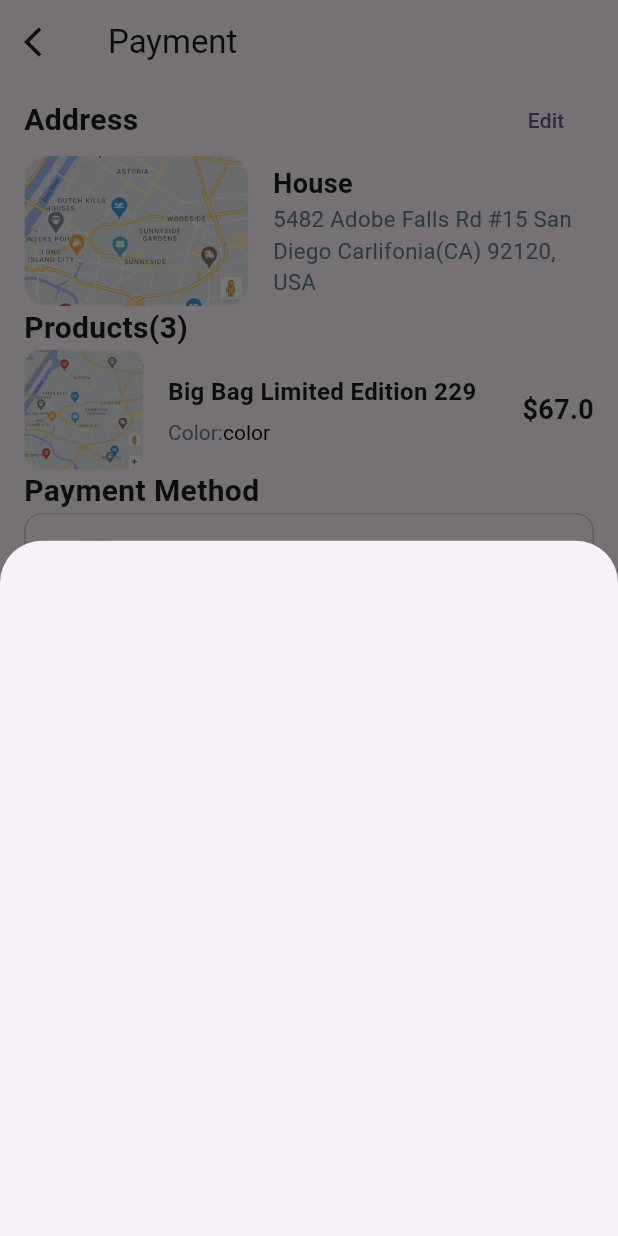
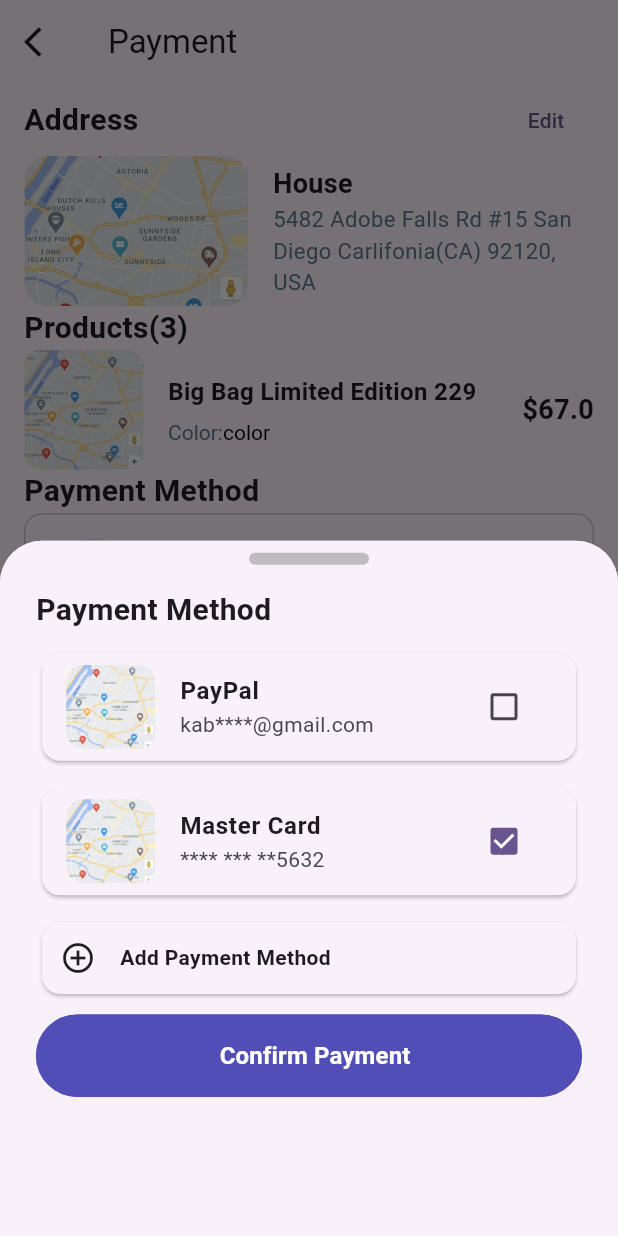
Before and after one commit to boypaida12/ecommerceapp, a Flutter app: the screen it shows after launch, after a tap on "Checkout Now", on a phone screen of 412 x 824 dp. Run offline on Flutter 3.47's test engine with Material 3 defaults, Android fonts, the phone set to English and light mode, and no system bars.

Commit message:
Add custom payment method selection in payment screen.

```diff
--- a/lib/screens/payment/payment_screen.dart
+++ b/lib/screens/payment/payment_screen.dart
@@ -1,6 +1,7 @@
 // ignore_for_file: prefer_const_constructors
 
 import 'package:ecommerceapp/screens/payment/address_screen.dart';
+import 'package:ecommerceapp/screens/payment/shared/custompaymentmethod.dart';
 import 'package:ecommerceapp/screens/payment/shared/customroundedcontainer.dart';
 import 'package:ecommerceapp/screens/payment/shared/product_rows.dart';
 import 'package:ecommerceapp/screens/payment/shared/sectiontitle.dart';
@@ -23,6 +24,8 @@ class PaymentScreen extends StatefulWidget {
 }
 
 class _PaymentScreenState extends State<PaymentScreen> {
+  bool? _isChecked = true;
+
   @override
   Widget build(BuildContext context) {
     return Scaffold(
@@ -134,11 +137,51 @@ class _PaymentScreenState extends State<PaymentScreen> {
                 buttonText: 'Checkout Now',
                 onPressed: () {
                   showModalBottomSheet(
-                      context: context,
-                      builder: (context) => CustomBottomSheet(
-                          child:
-                              Column() //can change Column to any widget depending on your screen's use case
-                          ));
+                    context: context,
+                    builder: (context) => CustomBottomSheet(
+                      child: Container(
+                        padding: EdgeInsets.all(16),
+                        height: MediaQuery.of(context).size.height * .45,
+                        child: Column(
+                          mainAxisAlignment: MainAxisAlignment.spaceBetween,
+                          children: [
+                            SectionTitle(sectionTitle: 'Payment Method'),
+                            CustomPaymentMethod(
+                              bankCardImg: 'assets/images/map_img.png',
+                              cardNumberorEmail: 'kab****@gmail.com',
+                              cardProviderName: 'PayPal',
+                              isChecked: false,
+                              onChanged: (newValue) => setState(()=> _isChecked = newValue)
+                            ),
+                            CustomPaymentMethod(
+                              bankCardImg: 'assets/images/map_img.png',
+                              cardNumberorEmail: '**** *** **5632',
+                              cardProviderName: 'Master Card',
+                              isChecked: _isChecked,
+                              onChanged: (newValue) => setState(()=> _isChecked = newValue!)
+                            ),
+                            Card(
+                              child: Container(
+                                padding: EdgeInsets.all(12),
+                                child: Row(
+                                  children: const [
+                                    Icon(Icons.add_circle_outline_outlined),
+                                    SizedBox(width: 16,),
+                                    Text('Add Payment Method',
+                                      style: TextStyle(
+                                        fontWeight: FontWeight.w600,
+                                      ),
+                                    ),
+                                  ],
+                                ),
+                              ),
+                            ),
+                            CustomButton(buttonText: 'Confirm Payment', onPressed: (){})
+                          ],
+                        ),
+                      ), //can change Column to any widget depending on your screen's use case
+                    ),
+                  );
                 }),
           ],
         ),
--- /dev/null
+++ b/lib/screens/payment/shared/custompaymentmethod.dart
@@ -0,0 +1,52 @@
+import 'package:flutter/material.dart';
+
+class CustomPaymentMethod extends StatelessWidget {
+  final String bankCardImg;
+  final String cardProviderName;
+  final String cardNumberorEmail;
+  final bool? isChecked;
+  // final bool tristate = false;
+  final void Function(bool?)? onChanged;
+
+  const CustomPaymentMethod({
+    super.key,
+    this.isChecked,
+    required this.bankCardImg,
+    required this.cardNumberorEmail,
+    required this.cardProviderName,
+    this.onChanged,
+  });
+
+  @override
+  Widget build(BuildContext context) {
+    return Card(
+      child: ListTile(
+        leading: ClipRRect(
+          borderRadius: BorderRadius.circular(12),
+          child: Image.asset(
+            bankCardImg,
+            height: 60,
+            width: 60,
+            fit: BoxFit.cover,
+          ),
+        ),
+        title: Text(
+          cardProviderName,
+          style: const TextStyle(
+            fontWeight: FontWeight.bold,
+          ),
+        ),
+        subtitle: Text(
+          cardNumberorEmail,
+          style: const TextStyle(
+            fontSize: 14,
+          ),
+        ),
+        trailing: Checkbox.adaptive(
+          value: isChecked,
+          onChanged: onChanged,
+        ),
+      ),
+    );
+  }
+}
--- a/lib/shared/custombottomsheet.dart
+++ b/lib/shared/custombottomsheet.dart
@@ -33,7 +33,20 @@ class CustomBottomSheet extends StatelessWidget {
         Navigator.pop(context); // When the user taps outside the Bottom Sheet, close it.
       },
       builder: (context) => Container(
-        child: child, // the child Widget that is required.
+        padding: const EdgeInsets.all(8),
+        child: Column(
+          children: [
+            Container(
+              width: 80,
+              height: 8,
+              decoration: BoxDecoration(
+                color: Colors.grey.shade400,
+                borderRadius: const BorderRadius.all(Radius.circular(8))
+              ),
+            ),
+            child,
+          ],
+        ), // the child Widget that is required.
       ),
     );
   }
```
